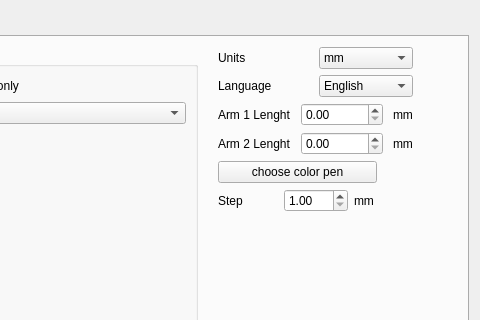
Above: SettingsDialog.ui from fupe/digitizer2 before the change; both pictures show x 149 to 629 and y 0 to 320 of the 629 by 597 pixel window. Below: the same form after it.
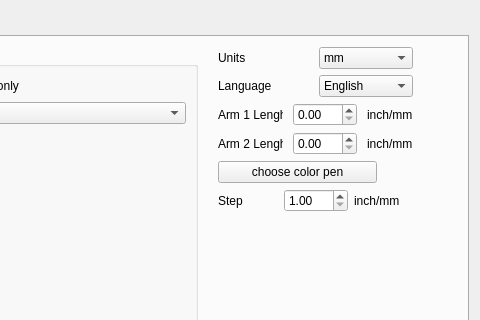
That is the form after the change. The open tabs and pages were chosen to show the change.

Commit message: Dynamický přepočet hodnot při změně jednotek

```diff
--- a/SettingsDialog.ui
+++ b/SettingsDialog.ui
@@ -205,7 +205,7 @@
              </sizepolicy>
             </property>
             <property name="text">
-             <string>mm</string>
+             <string>inch/mm</string>
             </property>
            </widget>
           </item>
@@ -242,7 +242,7 @@
              </sizepolicy>
             </property>
             <property name="text">
-             <string>mm</string>
+             <string>inch/mm</string>
             </property>
            </widget>
           </item>
@@ -273,7 +273,7 @@
           <item>
            <widget class="QLabel" name="label_step_units">
             <property name="text">
-             <string>mm</string>
+             <string>inch/mm</string>
             </property>
            </widget>
           </item>
```
The commit also changes 2 other files.
